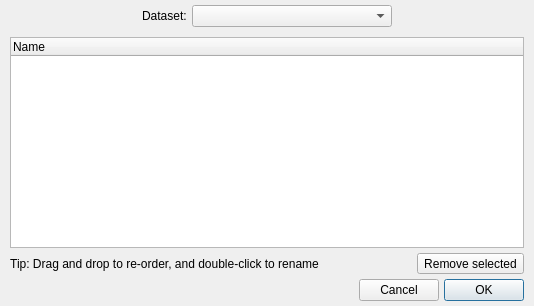
The window that glue/dialogs/component_manager/qt/component_manager.ui (glue-viz/glue) describes before a commit, drawn with Qt 5.
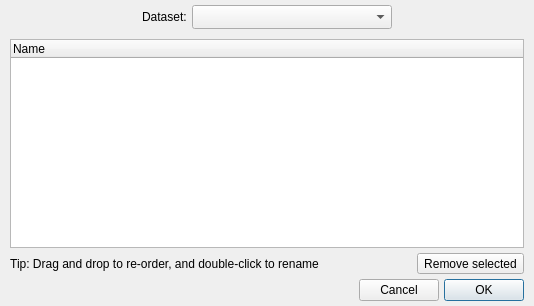
The same window after the commit. Custom widgets are drawn as their Qt base class.

Patch:
```diff
--- a/glue/dialogs/component_manager/qt/component_manager.ui
+++ b/glue/dialogs/component_manager/qt/component_manager.ui
@@ -66,7 +66,7 @@
         </size>
        </property>
        <property name="sizeAdjustPolicy">
-        <enum>QComboBox::AdjustToMinimumContentsLength</enum>
+        <enum>QComboBox::AdjustToMinimumContentsLengthWithIcon</enum>
        </property>
       </widget>
      </item>
```
